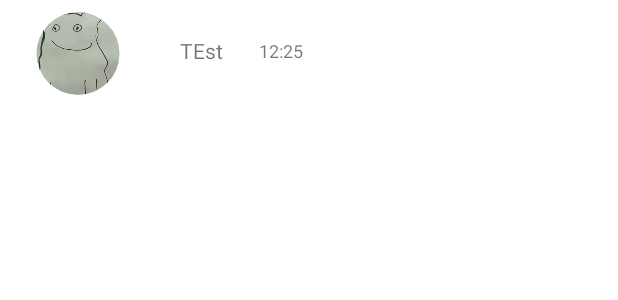
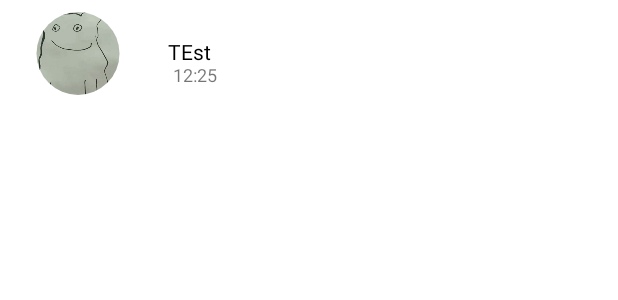
Before and after one commit to pogrib0k/Agrobib-Messanger, an Android app: the layout chat_to_row.xml on its own in the app's theme, with its tools: preview values and no code run, on a phone screen of 412 x 824 dp. Shown: the top 300 px of the screen. Run offline under Robolectric (Android 15) with nearby library versions, the phone set to English and light mode, and no system bars.

Commit message:
Changed image layout settings in bubble message

```diff
--- a/app/src/main/res/layout/chat_to_row.xml
+++ b/app/src/main/res/layout/chat_to_row.xml
@@ -6,41 +6,60 @@
     android:layout_height="wrap_content"
     android:layout_marginBottom="15dp">
 
+    <androidx.constraintlayout.widget.ConstraintLayout
+        android:id="@+id/constraintLayout3"
+        android:layout_width="wrap_content"
+        android:layout_height="wrap_content"
+        android:layout_marginStart="8dp"
+        android:layout_marginLeft="8dp"
+        android:layout_marginTop="2dp"
+        android:background="@drawable/rounded_edit_text_fileld_borderless"
+        android:maxWidth="250dp"
+        app:layout_constraintBottom_toBottomOf="parent"
+        app:layout_constraintStart_toEndOf="@+id/to_image"
+        app:layout_constraintTop_toTopOf="parent"
+        app:layout_constraintVertical_bias="0.266">
+
         <ImageView
             android:id="@+id/msg_img2"
-        android:layout_width="114dp"
-        android:layout_height="0dp"
-        android:layout_marginStart="92dp"
-        android:layout_marginLeft="92dp"
-        android:layout_marginEnd="91dp"
-        android:layout_marginRight="91dp"
-        android:layout_marginBottom="8dp"
-        android:visibility="invisible"
-        app:layout_constraintBottom_toBottomOf="parent"
-        app:layout_constraintEnd_toEndOf="parent"
-        app:layout_constraintHorizontal_bias="0.0"
+            android:layout_width="0dp"
+            android:layout_height="wrap_content"
+            android:maxWidth="240dp"
+            android:maxHeight="100dp"
+            android:visibility="visible"
+            app:layout_constraintBottom_toTopOf="@+id/message_text_to"
             app:layout_constraintStart_toStartOf="parent"
-        app:layout_constraintTop_toTopOf="parent"
-        app:layout_constraintVertical_bias="1.0" />
+            app:layout_constraintTop_toTopOf="parent" />
 
         <TextView
             android:id="@+id/message_text_to"
             android:layout_width="0dp"
             android:layout_height="wrap_content"
-        android:layout_marginStart="16dp"
-        android:layout_marginLeft="16dp"
-        android:layout_marginTop="8dp"
-        android:background="@drawable/rounded_edit_text_fileld_borderless"
             android:maxWidth="240dp"
             android:padding="16dp"
             android:paddingLeft="20dp"
             android:paddingTop="5dp"
             android:paddingRight="20dp"
-        android:paddingBottom="5dp"
+            android:paddingBottom="2dp"
             android:text="TEst"
+            android:textColor="@color/black"
             android:textIsSelectable="true"
-        app:layout_constraintStart_toEndOf="@+id/to_image"
-        app:layout_constraintTop_toTopOf="parent" />
+            app:layout_constraintBottom_toBottomOf="parent"
+            app:layout_constraintStart_toStartOf="parent" />
+
+        <TextView
+            android:id="@+id/message_time_sent_by_another_user"
+            android:layout_width="wrap_content"
+            android:layout_height="wrap_content"
+            android:layout_marginEnd="12dp"
+            android:layout_marginRight="12dp"
+            android:layout_marginBottom="2dp"
+            android:text="12:25"
+            android:textSize="12sp"
+            app:layout_constraintBottom_toBottomOf="parent"
+            app:layout_constraintEnd_toEndOf="parent" />
+
+    </androidx.constraintlayout.widget.ConstraintLayout>
 
     <de.hdodenhof.circleimageview.CircleImageView
         android:id="@+id/to_image"
@@ -55,16 +74,4 @@
         app:layout_constraintTop_toTopOf="parent"
         app:srcCompat="@drawable/avatar_example" />
 
-    <TextView
-        android:id="@+id/message_time_sent_by_another_user"
-        android:layout_width="wrap_content"
-        android:layout_height="wrap_content"
-        android:layout_marginStart="8dp"
-        android:layout_marginLeft="8dp"
-        android:text="12:25"
-        android:textSize="12sp"
-        app:layout_constraintBottom_toBottomOf="@+id/message_text_to"
-        app:layout_constraintStart_toEndOf="@+id/message_text_to"
-        app:layout_constraintTop_toTopOf="@+id/message_text_to" />
-
 </androidx.constraintlayout.widget.ConstraintLayout>
```
Also changed, not shown: app/src/main/res/layout/chat_from_row.xml (+33 -29 lines). Lines whose indentation alone changed are shown as unchanged.
